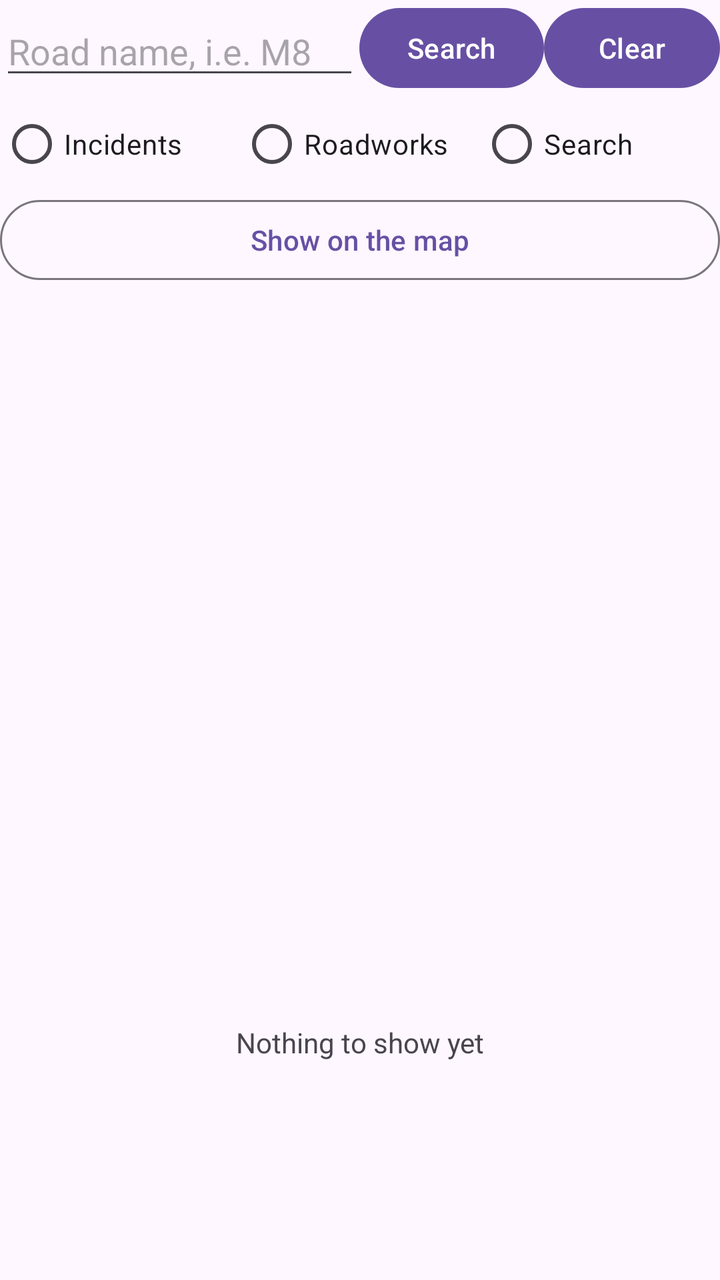
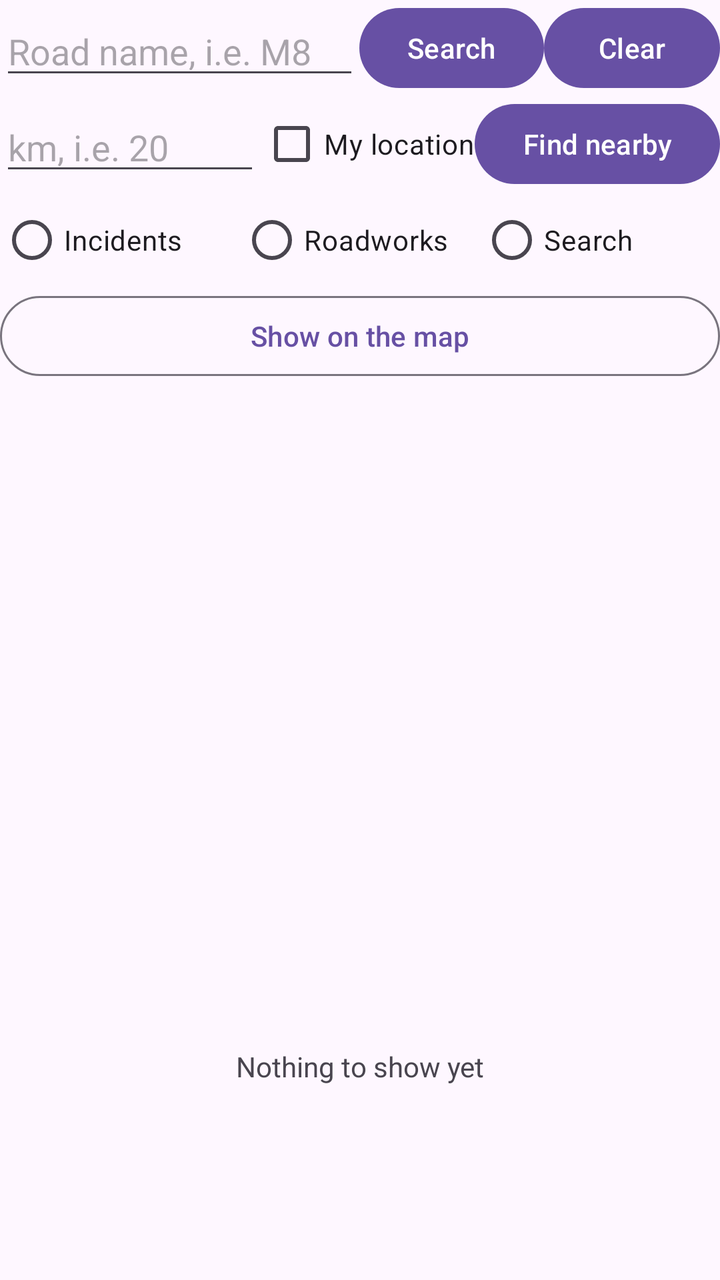

Before-and-after screenshots of an Android layout around one commit, followed by the original layout XML and the change that was made.
<!-- AndroidManifest.xml: application theme Theme.BowieDay_Adam_S1831372 -->
<!-- res/layout/frag_situation_list.xml -->
<?xml version="1.0" encoding="utf-8"?>
<LinearLayout xmlns:android="http://schemas.android.com/apk/res/android"
    android:orientation="vertical"
    android:layout_width="match_parent"
    android:layout_height="match_parent">

    
    <LinearLayout
        android:orientation="horizontal"
        android:layout_width="match_parent"
        android:layout_height="wrap_content"
        android:gravity="center_vertical">
        <EditText
            android:id="@+id/roadEntry"
            android:layout_width="0dp"
            android:layout_height="wrap_content"
            android:layout_weight="1"
            android:hint="Road name, i.e. M8"
            android:inputType="textCapCharacters"
            android:imeOptions="actionSearch"
            android:maxLines="1" />
        <Button
            android:id="@+id/searchButton"
            android:layout_width="wrap_content"
            android:layout_height="wrap_content"
            android:text="Search" />
        <Button
            android:id="@+id/clearButton"
            android:layout_width="wrap_content"
            android:layout_height="wrap_content"
            android:text="Clear" />
    </LinearLayout>

    
    <RadioGroup
        android:id="@+id/feedChoice"
        android:orientation="horizontal"
        android:layout_width="match_parent"
        android:layout_height="wrap_content">
        <RadioButton
            android:id="@+id/incidentsButton"
            android:layout_width="0dp"
            android:layout_height="wrap_content"
            android:layout_weight="1"
            android:text="Incidents" />
        <RadioButton
            android:id="@+id/roadworksButton"
            android:layout_width="0dp"
            android:layout_height="wrap_content"
            android:layout_weight="1"
            android:text="Roadworks" />
        <RadioButton
            android:id="@+id/searchResultsButton"
            android:layout_width="0dp"
            android:layout_height="wrap_content"
            android:layout_weight="1"
            android:text="Search" />
    </RadioGroup>

    
    <Button
        android:id="@+id/mapButton"
        style="?attr/materialButtonOutlinedStyle"
        android:layout_width="match_parent"
        android:layout_height="wrap_content"
        android:text="Show on the map" />

    
    <TextView
        android:id="@+id/durationKey"
        android:layout_width="match_parent"
        android:layout_height="wrap_content"
        android:paddingStart="8dp"
        android:paddingBottom="4dp"
        android:textSize="13sp" />

    <ListView
        android:id="@+id/situationList"
        android:layout_width="match_parent"
        android:layout_height="0dp"
        android:layout_weight="1" />

    
    <TextView
        android:id="@+id/emptyText"
        android:layout_width="match_parent"
        android:layout_height="0dp"
        android:layout_weight="1"
        android:gravity="center"
        android:text="Nothing to show yet" />
</LinearLayout>
<!-- resources referenced by this layout -->
<resources>
  <style name="Theme.BowieDay_Adam_S1831372" parent="Base.Theme.BowieDay_Adam_S1831372" />
  <style name="Base.Theme.BowieDay_Adam_S1831372" parent="Theme.Material3.DayNight.NoActionBar">
          
          
      </style>
</resources>

<!-- the commit's change to res/layout/frag_situation_list.xml (unified diff, before → after) -->
@@ -29,6 +29,32 @@
             android:layout_width="wrap_content"
             android:layout_height="wrap_content"
             android:text="Clear" />
+    </LinearLayout>
+
+    
+    <LinearLayout
+        android:orientation="horizontal"
+        android:layout_width="match_parent"
+        android:layout_height="wrap_content"
+        android:gravity="center_vertical">
+        <EditText
+            android:id="@+id/kmEntry"
+            android:layout_width="0dp"
+            android:layout_height="wrap_content"
+            android:layout_weight="1"
+            android:hint="km, i.e. 20"
+            android:inputType="numberDecimal"
+            android:maxLines="1" />
+        <CheckBox
+            android:id="@+id/myLocationBox"
+            android:layout_width="wrap_content"
+            android:layout_height="wrap_content"
+            android:text="My location" />
+        <Button
+            android:id="@+id/nearbyButton"
+            android:layout_width="wrap_content"
+            android:layout_height="wrap_content"
+            android:text="Find nearby" />
     </LinearLayout>
 
     
